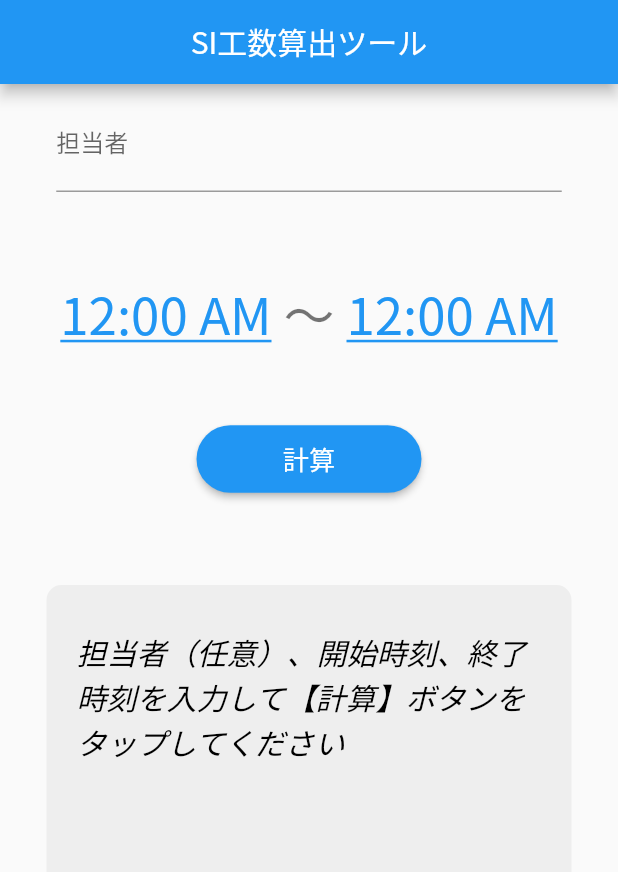
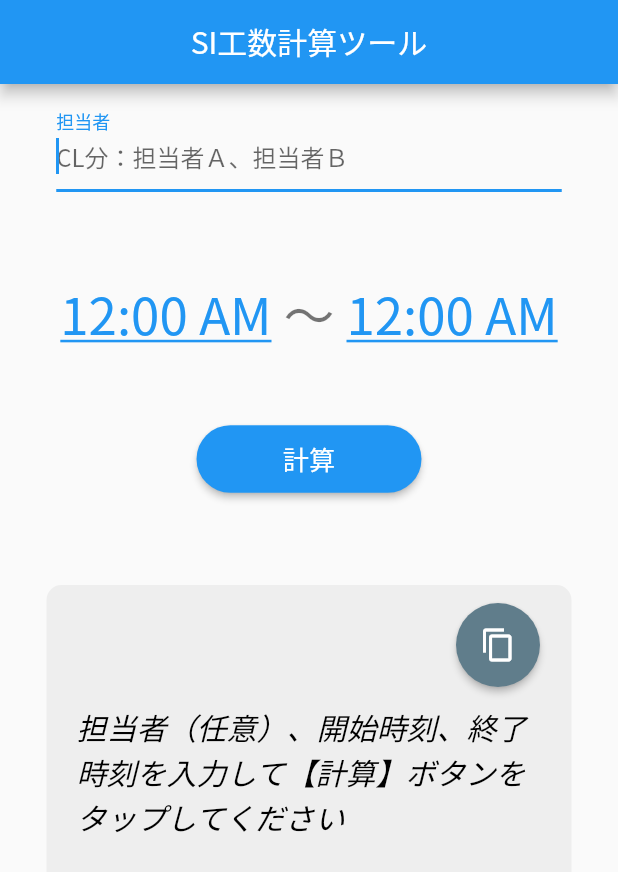
Before and after one commit to nozomi-koborinai/si-man-hour-calc-tool, a Flutter app: the screen it shows after launch, on a phone screen of 412 x 824 dp. Shown: the top 872 px of the screen. Run offline on Flutter 3.47's test engine with Material 2 defaults, Android fonts, the phone set to English and light mode, and no system bars; our stand-ins replace flutter_riverpod, freezed_annotation; missing offline and left inert: dart:html.

Commit message:
copiedアニメーション作成

```diff
--- a/lib/domain_layer/providers.dart
+++ b/lib/domain_layer/providers.dart
@@ -6,8 +6,11 @@ import 'package:si_man_hour_calc_tool/presentation_layer/calc_page_view_model.da
 /// グローバルでアクセス可能なプロバイダを管理するファイル
 
 //# CalcPageのProvider Start
+/// Google日本語フォント（中華フォント対策）
+final fontFamilyProvider = Provider<String>((_) => "Noto Sans JP");
+
 /// 投稿ページタイトル
-final titleProvider = Provider<String>((_) => 'SI工数算出ツール');
+final titleProvider = Provider<String>((_) => 'SI工数計算ツール');
 
 /// 担当者見出し
 final managerLabelProvider = Provider<String>((_) => '担当者');
@@ -23,6 +26,16 @@ final hintTextProvider = Provider<String>((_) => 'CL分：担当者Ａ、担当
 
 /// ボタンキャプション
 final btnCaptionProvider = Provider<String>((_) => '計算');
+
+/// 工数結果用のテキスト
+final resultTextProvider =
+    StateProvider<String>((_) => '担当者（任意）、開始時刻、終了時刻を入力して【計算】ボタンをタップしてください');
+
+/// copiedキャプション
+final copiedCaptionProvider = Provider<String>((_) => 'copied！');
+
+/// アニメーションフラグ
+final flagStateProvider = StateProvider<bool>((_) => true);
 
 /// 担当者テキストコントローラ
 final managerControllerStateProvider = StateProvider.autoDispose((ref) =>
@@ -43,8 +56,4 @@ final calcPageViewModelProvider = Provider((_) => CalcPageViewModel());
 final resultProvider = StateProvider<Result>(
     (_) => const Result(manager: '', time: 0.0, peopleCount: 0, manHour: 0.0));
 
-/// 工数結果用のテキスト
-final resultTextProvider =
-    StateProvider<String>((_) => '担当者（任意）、開始時刻、終了時刻を入力して【計算】ボタンをタップしてください');
-
 //# CalcPageのProvider End
--- a/lib/main.dart
+++ b/lib/main.dart
@@ -1,29 +1,24 @@
 import 'package:flutter/material.dart';
 import 'package:flutter_riverpod/flutter_riverpod.dart';
+import 'package:si_man_hour_calc_tool/domain_layer/providers.dart';
 import 'package:si_man_hour_calc_tool/presentation_layer/calc_page.dart';
+import 'package:si_man_hour_calc_tool/utils.dart';
 
 void main() {
   runApp(const ProviderScope(child: MyApp()));
 }
 
-class MyApp extends StatelessWidget {
+class MyApp extends ConsumerWidget {
   const MyApp({Key? key}) : super(key: key);
 
   @override
-  Widget build(BuildContext context) {
+  Widget build(BuildContext context, WidgetRef ref) {
     return MaterialApp(
-      theme: createThemeData(false), // ライト用テーマ
-      darkTheme: createThemeData(true), // ダーク用テーマ
+      theme: Utils.instance.createThemeData(false, ref), // ライト用テーマ
+      darkTheme: Utils.instance.createThemeData(true, ref), // ダーク用テーマ
       themeMode: ThemeMode.system, // モードをシステム設定にする
-      title: 'SI工数算出ツール',
+      title: ref.watch(titleProvider),
       home: const CalcPage(),
     );
   }
-
-  /// ThemeDataを生成する
-  /// param:isDark:True => ダークモード用テーマ, False => ライトモード用テーマ
-  ThemeData createThemeData(bool isDark) {
-    Brightness brightness = isDark ? Brightness.dark : Brightness.light;
-    return ThemeData(brightness: brightness, fontFamily: "Noto Sans JP");
-  }
 }
--- a/lib/presentation_layer/calc_page.dart
+++ b/lib/presentation_layer/calc_page.dart
@@ -34,6 +34,8 @@ class CalcPage extends ConsumerWidget {
               child: SizedBox(
                 width: 337.0,
                 child: TextFormField(
+                    onFieldSubmitted: (_) => vm.onPressedFromCalc(),
+                    autofocus: true,
                     controller: vm.managerController,
                     enabled: true,
                     style: TextStyle(
@@ -91,7 +93,43 @@ class CalcPage extends ConsumerWidget {
                   children: [
                     Padding(
                       padding: const EdgeInsets.symmetric(
-                          vertical: 30.0, horizontal: 20.0),
+                          vertical: 12.0, horizontal: 5.0),
+                      child: Row(
+                        mainAxisAlignment: MainAxisAlignment.end,
+                        children: [
+                          AnimatedOpacity(
+                            opacity: vm.opacityFlag ? 0.0 : 1.0,
+                            duration: Duration(
+                                seconds:
+                                    Utils.instance.durationSecondsForOpacity),
+                            child: Container(
+                              padding: const EdgeInsets.all(5.0),
+                              width: 75,
+                              decoration: BoxDecoration(
+                                color: Colors.blueGrey,
+                                border: Border.all(color: Colors.grey),
+                                borderRadius: BorderRadius.circular(50),
+                              ),
+                              child: Center(
+                                  child: Text(vm.copiedCaption,
+                                      style: const TextStyle(
+                                          color: Colors.white))),
+                            ),
+                          ),
+                          MaterialButton(
+                            onPressed: () => vm.onPressedCopyButton(),
+                            child: const Icon(Icons.copy),
+                            padding: const EdgeInsets.all(16),
+                            color: Colors.blueGrey,
+                            textColor: Colors.white,
+                            shape: const CircleBorder(),
+                          )
+                        ],
+                      ),
+                    ),
+                    Padding(
+                      padding: const EdgeInsets.symmetric(
+                          vertical: 0.0, horizontal: 20.0),
                       child: Text(vm.resultText,
                           style: const TextStyle(
                               fontSize: 20.0,
--- a/lib/utils.dart
+++ b/lib/utils.dart
@@ -1,5 +1,7 @@
 import 'package:flutter/material.dart';
-import "package:intl/intl.dart";
+import 'package:flutter/services.dart';
+import 'package:flutter_riverpod/flutter_riverpod.dart';
+import 'package:si_man_hour_calc_tool/domain_layer/providers.dart';
 
 class Utils {
   /// singleton
@@ -7,6 +9,20 @@ class Utils {
 
   /// singletonを実現するためのプライベートコンストラクタ
   Utils._();
+
+  /// ウィジェット透明化にかける時間
+  final int durationSecondsForOpacity = 1;
+
+  /// ウィジェット透明化の復元にかける時間
+  final int durationSecondsForRestore = 2;
+
+  /// ThemeDataを生成する
+  /// param:isDark:True => ダークモード用テーマ, False => ライトモード用テーマ
+  ThemeData createThemeData(bool isDark, WidgetRef ref) {
+    Brightness brightness = isDark ? Brightness.dark : Brightness.light;
+    return ThemeData(
+        brightness: brightness, fontFamily: ref.watch(fontFamilyProvider));
+  }
 
   /// 端末がダークモードかどうか
   /// ture:ダークモード、false:ライトモード
@@ -31,4 +47,8 @@ class Utils {
     length = managerText.split(',').length;
     return length.toString();
   }
+
+  /// クリップボードコピー
+  void clipBoardCopy(String copyText) =>
+      Clipboard.setData(ClipboardData(text: copyText));
 }
```
Also changed, not shown: lib/presentation_layer/calc_page_view_model.dart (+17 -6 lines).
